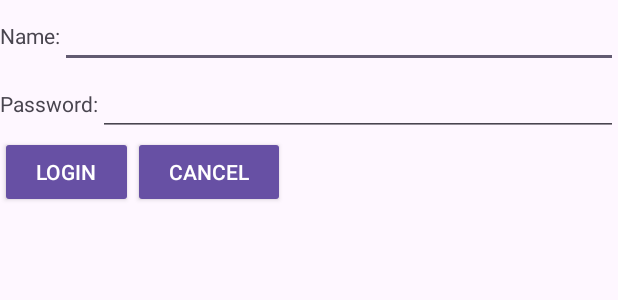
After one commit to Kyurxster/Week02, an Android app: the layout worksheet2_activity1.xml on its own in the app's theme, with its tools: preview values and no code run, on a phone screen of 412 x 824 dp. The commit adds this screen. Shown: the top 300 px of the screen. Run offline under Robolectric (Android 15) with nearby library versions, the phone set to English and light mode, and no system bars.

Commit message:
worksheet2 activity1 added strings.xml modified

```diff
--- /dev/null
+++ b/app/src/main/res/layout/worksheet2_activity1.xml
@@ -0,0 +1,67 @@
+<?xml version="1.0" encoding="utf-8"?>
+<LinearLayout xmlns:android="http://schemas.android.com/apk/res/android"
+    android:layout_width="match_parent"
+    android:layout_height="match_parent"
+    android:orientation="vertical">
+
+
+    <LinearLayout
+        android:layout_width="match_parent"
+        android:layout_height="wrap_content"
+        android:orientation="horizontal">
+
+        <TextView
+            android:id="@+id/textView4"
+            android:layout_width="wrap_content"
+            android:layout_height="wrap_content"
+            android:text="@string/name" />
+
+        <EditText
+            android:id="@+id/editTextText3"
+            android:layout_width="wrap_content"
+            android:layout_height="wrap_content"
+            android:layout_weight="2"
+            android:ems="10"
+            android:inputType="text" />
+    </LinearLayout>
+
+    <LinearLayout
+        android:layout_width="match_parent"
+        android:layout_height="wrap_content"
+        android:orientation="horizontal">
+
+        <TextView
+            android:id="@+id/textView5"
+            android:layout_width="wrap_content"
+            android:layout_height="wrap_content"
+            android:text="@string/password" />
+
+        <EditText
+            android:id="@+id/editTextTextPassword"
+            android:layout_width="wrap_content"
+            android:layout_height="wrap_content"
+            android:layout_weight="2"
+            android:ems="10"
+            android:inputType="textPassword" />
+    </LinearLayout>
+
+    <LinearLayout
+        android:layout_width="match_parent"
+        android:layout_height="wrap_content"
+        android:orientation="horizontal">
+
+        <Button
+            android:id="@+id/button3"
+            style="@style/Widget.AppCompat.Button.Small"
+            android:layout_width="wrap_content"
+            android:layout_height="wrap_content"
+            android:text="@string/login" />
+
+        <Button
+            android:id="@+id/button4"
+            style="@style/Widget.AppCompat.Button.Small"
+            android:layout_width="wrap_content"
+            android:layout_height="wrap_content"
+            android:text="@string/cancel" />
+    </LinearLayout>
+</LinearLayout>
--- a/app/src/main/res/values/strings.xml
+++ b/app/src/main/res/values/strings.xml
@@ -4,4 +4,10 @@
     <string name="large">Large Text</string>
     <string name="button1">Button 1</string>
     <string name="button2">Button 2</string>
+
+<!--    Worksheet2 Activity1-->
+    <string name="name">Name: </string>
+    <string name="password">Password: </string>
+    <string name="login">LOGIN</string>
+    <string name="cancel">CANCEL</string>
 </resources>
```
Also changed, not shown: app/src/main/res/layout/activity_main_layer.xml (renamed from app/src/main/res/layout/activity_mainNestedLayout.xml).
